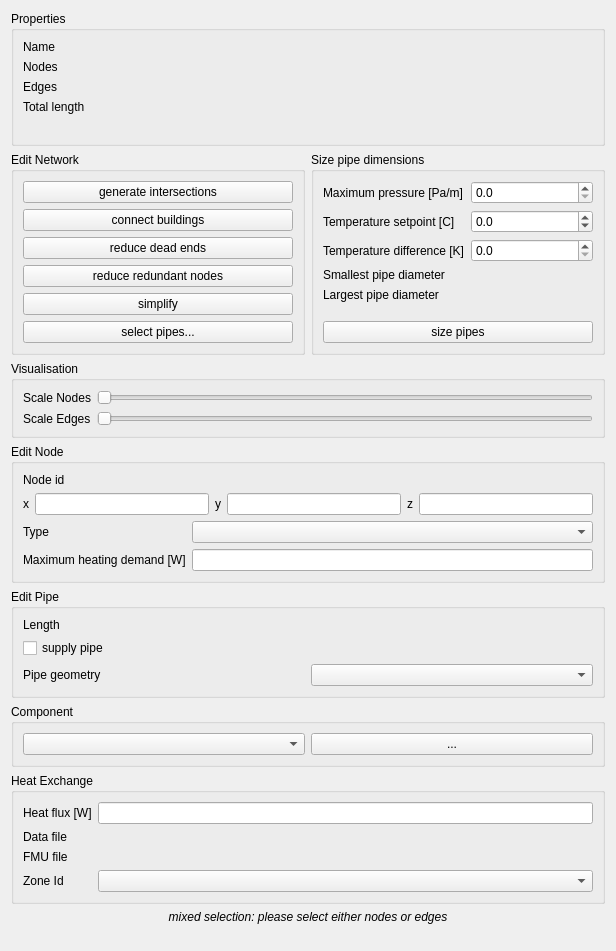
This is SIM-VICUS/src/SVPropNetworkEditWidget.ui in ghorwin/SIM-VICUS as Qt 5 draws it before an edit. The edited form follows.
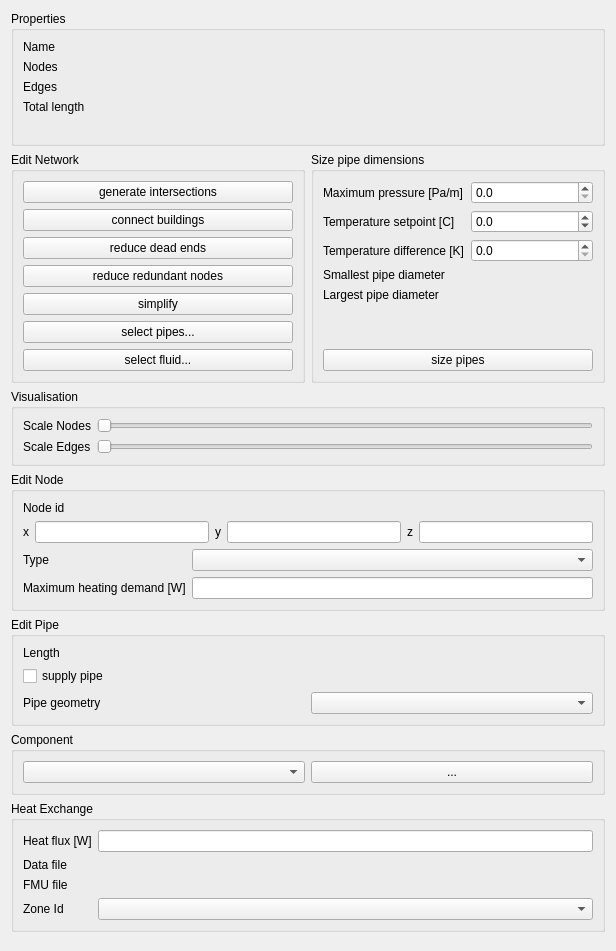
This is the edited form. Custom widgets are drawn as their Qt base class.

```diff
--- a/SIM-VICUS/src/SVPropNetworkEditWidget.ui
+++ b/SIM-VICUS/src/SVPropNetworkEditWidget.ui
@@ -136,6 +136,13 @@
           </property>
          </widget>
         </item>
+        <item>
+         <widget class="QPushButton" name="pushButtonSelectPipes_2">
+          <property name="text">
+           <string>select fluid...</string>
+          </property>
+         </widget>
+        </item>
        </layout>
       </widget>
      </item>
@@ -499,21 +506,6 @@
      </layout>
     </widget>
    </item>
-   <item>
-    <widget class="QLabel" name="labelSelectionInfo">
-     <property name="font">
-      <font>
-       <italic>true</italic>
-      </font>
-     </property>
-     <property name="text">
-      <string>mixed selection: please select either nodes or edges</string>
-     </property>
-     <property name="alignment">
-      <set>Qt::AlignCenter</set>
-     </property>
-    </widget>
-   </item>
    <item>
     <spacer name="verticalSpacer">
      <property name="orientation">
```
